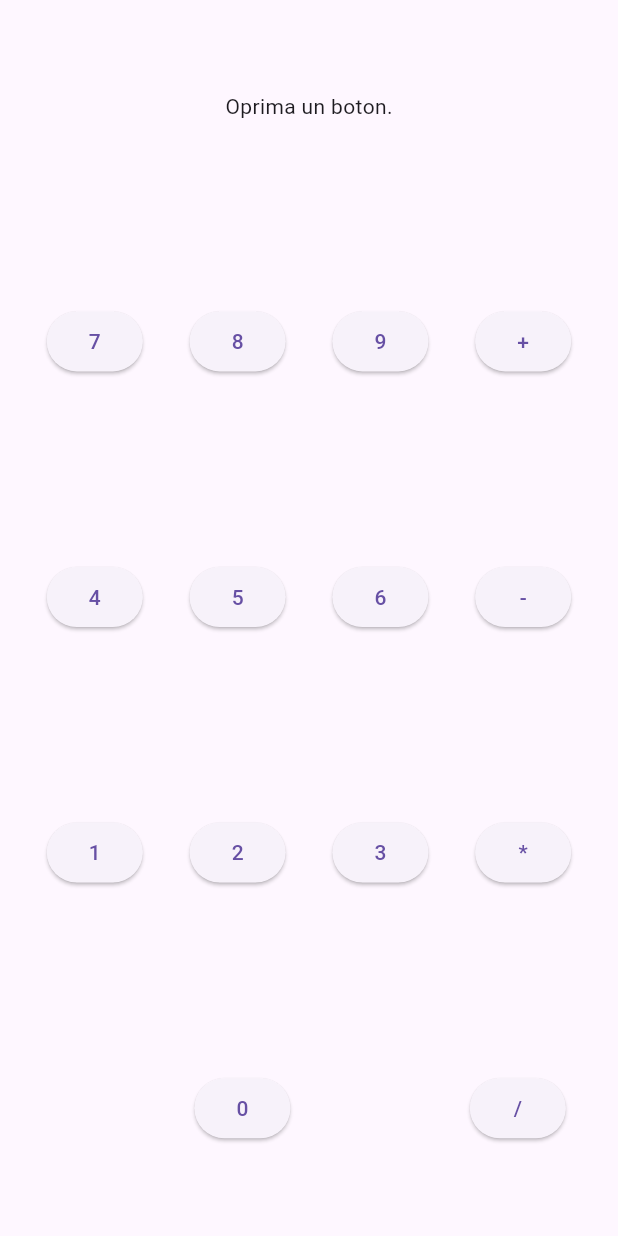
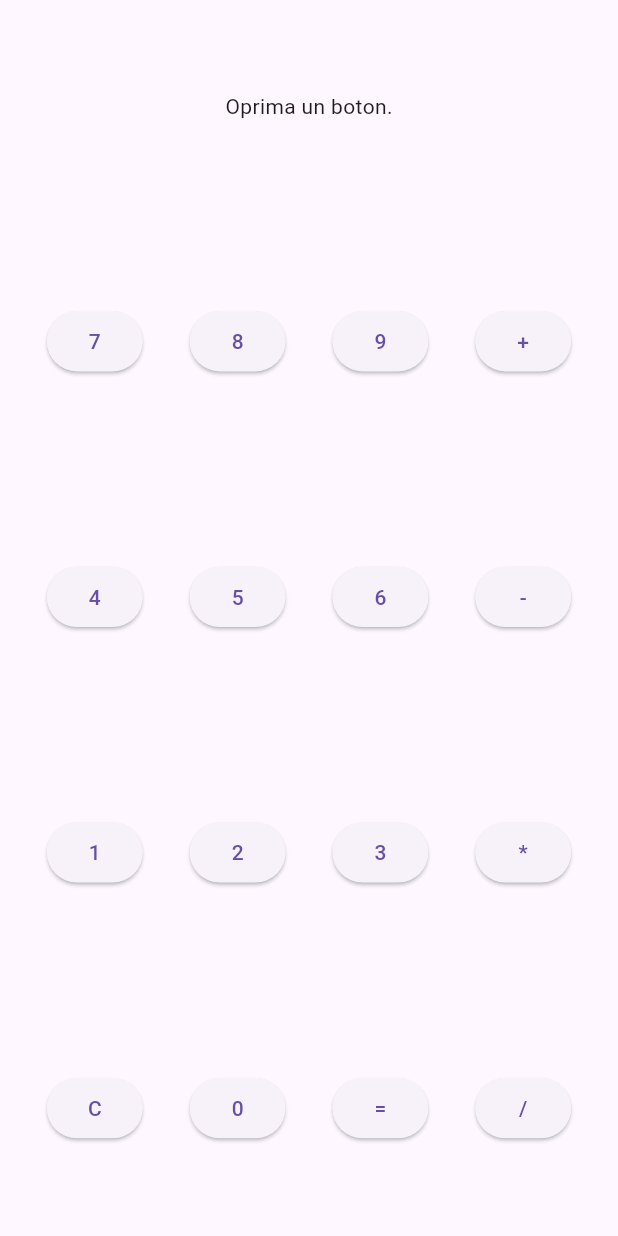
Before and after one commit to javert-galicia/sample_calculator_flutter, a Flutter app: the screen it shows after launch, on a phone screen of 412 x 824 dp. Run offline on Flutter 3.47's test engine with Material 3 defaults, Android fonts, the light colour scheme and no system bars.

Commit message:
Agregando dos botones.

```diff
--- a/lib/buttons.dart
+++ b/lib/buttons.dart
@@ -42,9 +42,9 @@ class Buttons extends StatelessWidget {
               Row(
                 mainAxisAlignment: MainAxisAlignment.spaceEvenly,
                 children: [
-                const SizedBox(width: 60,),
+                ElevatedButton(onPressed: (){}, child: const Text('C')),
                 ElevatedButton(onPressed: calculator.zero, child: const Text('0')),
-                const SizedBox(width: 50,),
+                ElevatedButton(onPressed: (){}, child: const Text('=')),
                 ElevatedButton(onPressed: (){ /**/ }, child: const Text('/')),
               ],),
             ],
```
